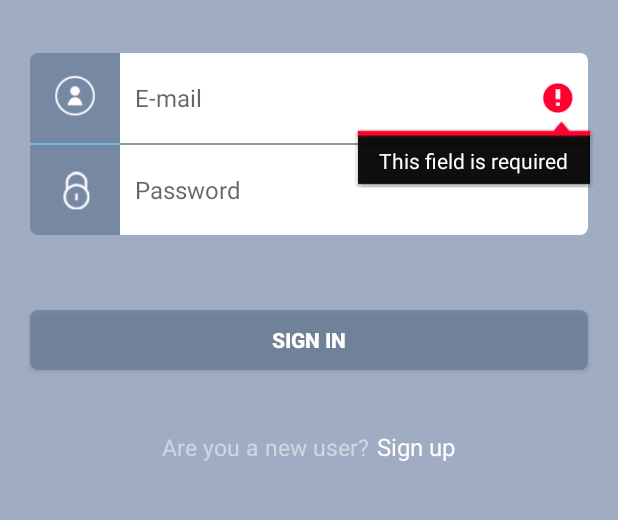
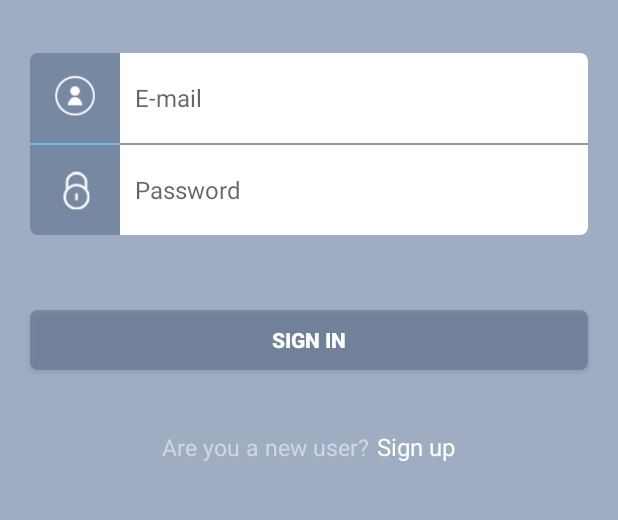
Before and after one commit to danask/LetsBone, an Android app: the screen it shows after launch (SignInActivity), on a phone screen of 412 x 824 dp, the part 316-836 px from its top. Run offline under Robolectric (Android 15) with nearby library versions, the phone set to English and light mode, and no system bars; our stand-ins replace Firebase (no records; nobody signed in at launch, a user with empty details on screens opened directly).

Commit message:
Change the settings for sign-in and colors

```diff
--- a/app/src/main/java/com/mobile/letsbone/SignInActivity.java
+++ b/app/src/main/java/com/mobile/letsbone/SignInActivity.java
@@ -70,27 +70,27 @@ public class SignInActivity extends AppCompatActivity {
         progressBarHolder = (FrameLayout) findViewById(R.id.progressBarHolder);
         databaseHelper = new DatabaseHelper(this);
 
-        editTextEmailSignIn.setOnFocusChangeListener(new View.OnFocusChangeListener() {
-            @Override
-            public void onFocusChange(View v, boolean hasFocus)
-            {
-                if (TextUtils.isEmpty(editTextEmailSignIn.getText()))
-                {
-                    editTextEmailSignIn.setError(getString(R.string.error_field_required));
-                }
-            }
-        });
-
-        editTextPwdSignIn.setOnFocusChangeListener(new View.OnFocusChangeListener() {
-            @Override
-            public void onFocusChange(View v, boolean hasFocus)
-            {
-                if (TextUtils.isEmpty(editTextPwdSignIn.getText()))
-                {
-                    editTextPwdSignIn.setError(getString(R.string.error_field_required));
-                }
-            }
-        });
+//        editTextEmailSignIn.setOnFocusChangeListener(new View.OnFocusChangeListener() {
+//            @Override
+//            public void onFocusChange(View v, boolean hasFocus)
+//            {
+//                if (TextUtils.isEmpty(editTextEmailSignIn.getText()))
+//                {
+//                    editTextEmailSignIn.setError(getString(R.string.error_field_required));
+//                }
+//            }
+//        });
+//
+//        editTextPwdSignIn.setOnFocusChangeListener(new View.OnFocusChangeListener() {
+//            @Override
+//            public void onFocusChange(View v, boolean hasFocus)
+//            {
+//                if (TextUtils.isEmpty(editTextPwdSignIn.getText()))
+//                {
+//                    editTextPwdSignIn.setError(getString(R.string.error_field_required));
+//                }
+//            }
+//        });
 
 
         buttonSignIn.setOnClickListener(new View.OnClickListener() {
--- a/app/src/main/res/values/colors.xml
+++ b/app/src/main/res/values/colors.xml
@@ -1,7 +1,7 @@
 <?xml version="1.0" encoding="utf-8"?>
 <resources>
     <!--#3F51B5#0099cc-->
-    <color name="colorPrimary">#c1f0ff</color>
+    <color name="colorPrimary">#788aa4</color>
     <color name="colorPrimaryDark">#303f9f</color>
     <color name="colorAccent">#ff4081</color>
 
```
